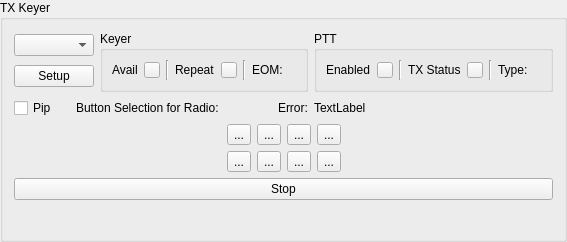
This is mqt/MqtLogger/txvmbuttonsframe.ui in Rsclub22/Minos2-Mirror as Qt 5 draws it before an edit. The edited form follows.
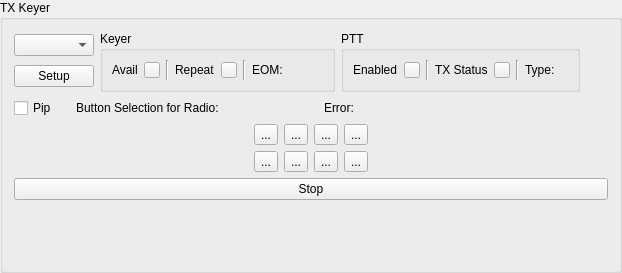
This is the edited form.

Patch:
```diff
--- a/mqt/MqtLogger/txvmbuttonsframe.ui
+++ b/mqt/MqtLogger/txvmbuttonsframe.ui
@@ -6,8 +6,8 @@
    <rect>
     <x>0</x>
     <y>0</y>
-    <width>561</width>
-    <height>242</height>
+    <width>622</width>
+    <height>273</height>
    </rect>
   </property>
   <property name="windowTitle">
@@ -348,7 +348,7 @@
          <item>
           <widget class="QLabel" name="errorMeassageLabel">
            <property name="text">
-            <string>TextLabel</string>
+            <string/>
            </property>
           </widget>
          </item>
```
